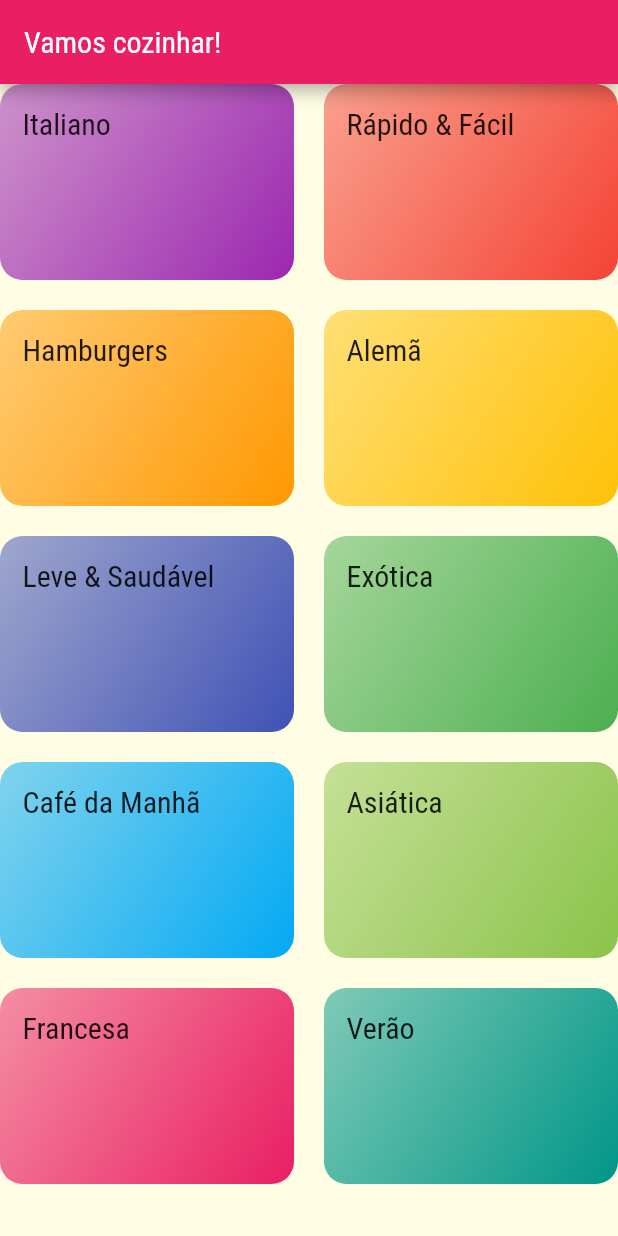
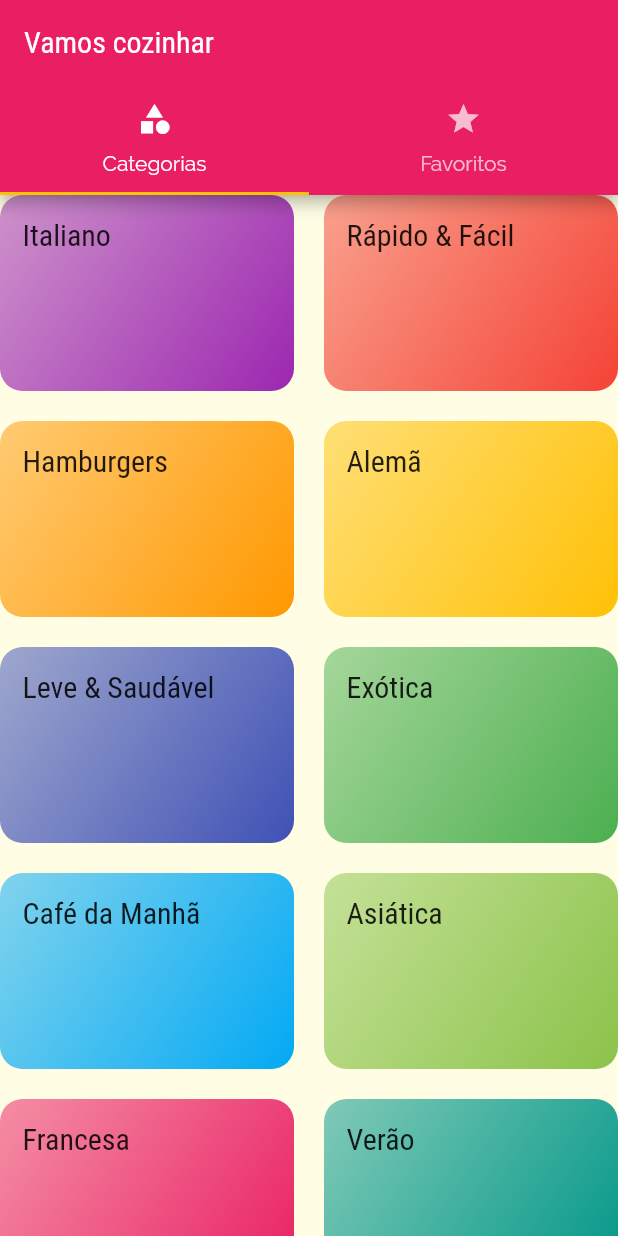
Before and after one commit to 2Wesley2/MealsApp, a Flutter app: the screen it shows after launch, on a phone screen of 412 x 824 dp. Run offline on Flutter 3.47's test engine with Material 2 defaults, Android fonts, the phone set to English and light mode, and no system bars.

Commit message:
Cria a página de favoritas e cria o componente que controla a navegação entre a aba de categoria e a aba de favoritos

```diff
--- a/lib/main.dart
+++ b/lib/main.dart
@@ -1,15 +1,15 @@
 import 'package:flutter/material.dart';
 import 'package:meals/screens/meal_detail_screen.dart';
-import 'screens/categories_screen.dart';
+import 'package:meals/screens/tabs_screen.dart';
 import 'screens/categories_meals_screen.dart';
 import 'utils/app_routes.dart';
 
 void main() {
-  runApp(const MyApp());
+  runApp(const MealsApp());
 }
 
-class MyApp extends StatelessWidget {
-  const MyApp({Key? key}) : super(key: key);
+class MealsApp extends StatelessWidget {
+  const MealsApp({Key? key}) : super(key: key);
 
   @override
   Widget build(BuildContext context) {
@@ -31,7 +31,7 @@ class MyApp extends StatelessWidget {
       ),
       initialRoute: '/',
       routes: {
-        AppRoutes.HOME: (ctx) => const CategoriesScreen(),
+        AppRoutes.HOME: (ctx) => TabsScreen(),
         AppRoutes.CATEGORIES_MEALS: (ctx) => const CategoriesMealsScreen(),
         AppRoutes.MEAL_DETAIL: (ctx) => MealDetailScreen(),
       },
--- a/lib/screens/categories_screen.dart
+++ b/lib/screens/categories_screen.dart
@@ -7,11 +7,7 @@ class CategoriesScreen extends StatelessWidget {
 
   @override
   Widget build(BuildContext context) {
-    return Scaffold(
-      appBar: AppBar(
-        title: const Text('Vamos cozinhar!'),
-      ),
-      body: GridView(
+    return GridView(
       gridDelegate: const SliverGridDelegateWithMaxCrossAxisExtent(
         maxCrossAxisExtent: 200,
         childAspectRatio: 3 / 2,
@@ -21,7 +17,6 @@ class CategoriesScreen extends StatelessWidget {
       children: dummyCategories.map((cat) {
         return CategoryItem(cat);
       }).toList(),
-      ),
     );
   }
 }
--- /dev/null
+++ b/lib/screens/favorite_screen.dart
@@ -0,0 +1,8 @@
+import 'package:flutter/widgets.dart';
+
+class FavoriteScreen extends StatelessWidget {
+  @override
+  Widget build(BuildContext context) {
+    return Container();
+  }
+}
--- a/lib/screens/meal_detail_screen.dart
+++ b/lib/screens/meal_detail_screen.dart
@@ -46,7 +46,7 @@ class MealDetailScreen extends StatelessWidget {
                 fit: BoxFit.cover,
               ),
             ),
-            _createSectionTitle(context, 'igredientes'),
+            _createSectionTitle(context, 'Ingredientes'),
             _createSectionContainer(
               ListView.builder(
                 itemCount: meal.ingredients.length,
--- /dev/null
+++ b/lib/screens/tabs_screen.dart
@@ -0,0 +1,34 @@
+import 'package:flutter/material.dart';
+import 'favorite_screen.dart';
+import 'categories_screen.dart';
+
+class TabsScreen extends StatelessWidget {
+  @override
+  Widget build(BuildContext context) {
+    return DefaultTabController(
+      length: 2,
+      child: Scaffold(
+          appBar: AppBar(
+            title: const Text('Vamos cozinhar'),
+            bottom: const TabBar(
+              tabs: [
+                Tab(
+                  icon: Icon(Icons.category),
+                  text: 'Categorias',
+                ),
+                Tab(
+                  icon: Icon(Icons.star),
+                  text: 'Favoritos',
+                )
+              ],
+            ),
+          ),
+          body: TabBarView(
+            children: <Widget>[
+              const CategoriesScreen(),
+              FavoriteScreen(),
+            ],
+          )),
+    );
+  }
+}
```
Also changed, not shown: 1 other file. Lines whose indentation alone changed are shown as unchanged.
